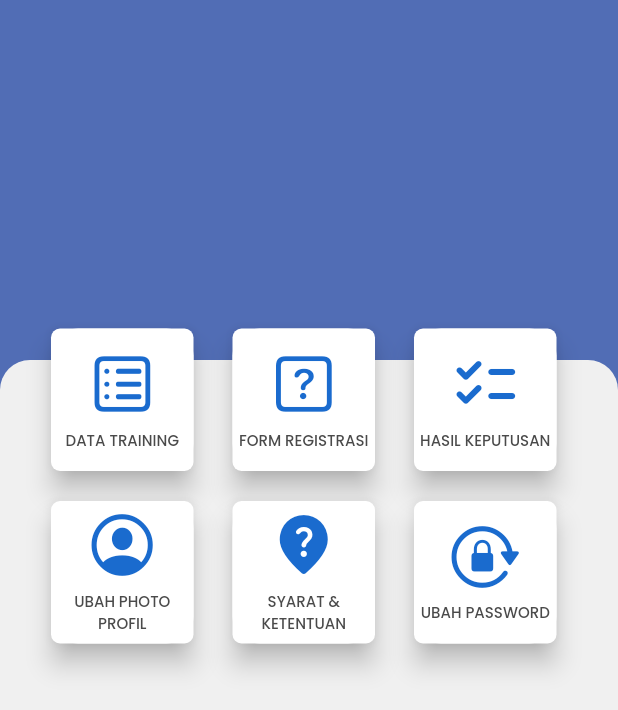
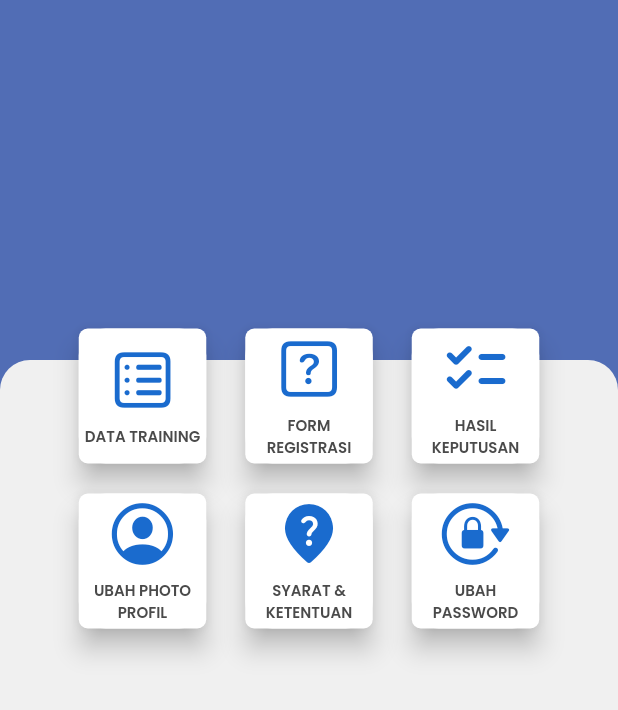
Before and after one commit to ariefendi992/uim-beasiswa-naive-bayes, a Flutter app: the HomePage screen opened directly, on a phone screen of 412 x 824 dp. Shown: the top 710 px of the screen. Run offline on Flutter 3.47's test engine with Material 2 defaults, Android fonts, the light colour scheme and no system bars; our stand-ins replace bloc, equatable, flutter_bloc, flutter_secure_storage, image_picker; accounts and stored records are empty.

Commit message:
update UI home page

```diff
--- a/lib/ui/pages/menu/home_page2.dart
+++ b/lib/ui/pages/menu/home_page2.dart
@@ -101,11 +101,11 @@ class _HomePageState extends State<HomePage> {
             Container(
               margin: EdgeInsets.only(top: 215),
               padding: EdgeInsets.symmetric(horizontal: 30),
-              child: Column(
-                children: [
-                  SingleChildScrollView(
-                    scrollDirection: Axis.horizontal,
-                    child: Row(
+              child: Center(
+                child: Column(
+                  crossAxisAlignment: CrossAxisAlignment.center,
+                  children: [
+                    Row(
                       mainAxisAlignment: MainAxisAlignment.center,
                       crossAxisAlignment: CrossAxisAlignment.center,
                       children: [
@@ -147,11 +147,8 @@ class _HomePageState extends State<HomePage> {
                         ),
                       ],
                     ),
-                  ),
-                  SizedBox(height: 12),
-                  SingleChildScrollView(
-                    scrollDirection: Axis.horizontal,
-                    child: Row(
+                    SizedBox(height: 12),
+                    Row(
                       mainAxisAlignment: MainAxisAlignment.center,
                       crossAxisAlignment: CrossAxisAlignment.center,
                       children: [
@@ -201,8 +198,8 @@ class _HomePageState extends State<HomePage> {
                         ),
                       ],
                     ),
-                  ),
-                ],
+                  ],
+                ),
               ),
             )
           ],
--- a/lib/ui/widgets/custom_menu_utama.dart
+++ b/lib/ui/widgets/custom_menu_utama.dart
@@ -16,8 +16,8 @@ class CustomMenuUtama extends StatelessWidget {
       elevation: 7,
       shape: RoundedRectangleBorder(borderRadius: BorderRadius.circular(6)),
       child: Container(
-        width: 95,
-        height: 95,
+        width: 85,
+        height: 90,
         padding: EdgeInsets.symmetric(horizontal: 2),
         // margin: EdgeInsets.only(right: 12, left: 12),
         decoration: BoxDecoration(
@@ -37,7 +37,8 @@ class CustomMenuUtama extends StatelessWidget {
               SizedBox(height: 6),
               Text(
                 title.toUpperCase(),
-                style: greyTextStyle.copyWith(fontWeight: medium, fontSize: 10),
+                style:
+                    greyTextStyle.copyWith(fontWeight: semiBold, fontSize: 10),
                 textAlign: TextAlign.center,
               )
             ],
```
